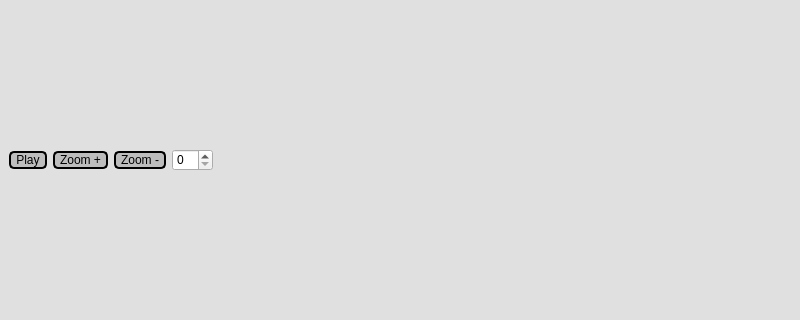
First picture: the form in Source/mainwindow.ui, repository dashlime/4tracks, before the edit; both pictures show x 0 to 800 and y 138 to 458 of the 800 by 600 pixel window.
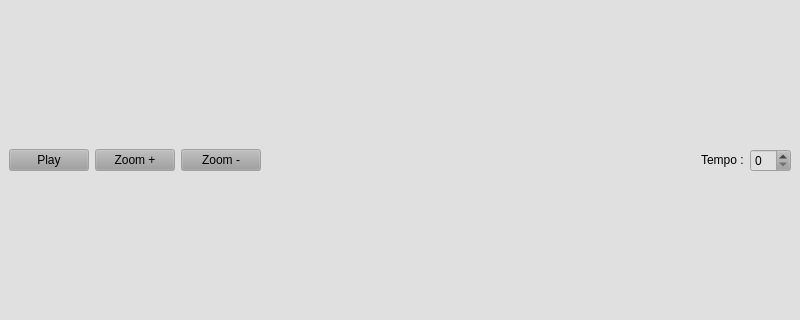
Second picture: the form after the edit.

Commit message: Change tempo selector style, change window title and fix scrollarea bug

Diff of the .ui file:
```diff
--- a/Source/mainwindow.ui
+++ b/Source/mainwindow.ui
@@ -135,18 +135,7 @@
    <bool>false</bool>
   </property>
   <property name="styleSheet">
-   <string notr="true">QPushButton {
-	background-color: #BDBDBD; 
-	border: 2px solid black;
-	border-radius: 5px; 
-	color: black;
-padding-left: 5px;
-padding-right: 5px;
-}
-
-QPushButton:hover:!pressed {
-	background-color: #9E9E9E;
-}</string>
+   <string notr="true"/>
   </property>
   <widget class="QWidget" name="centralwidget">
    <layout class="QVBoxLayout" name="verticalLayout">
@@ -182,9 +171,6 @@
         </property>
        </widget>
       </item>
-      <item>
-       <widget class="QSpinBox" name="bpmSpin"/>
-      </item>
       <item>
        <spacer name="horizontalSpacer">
         <property name="orientation">
@@ -201,6 +187,25 @@
         </property>
        </spacer>
       </item>
+      <item alignment="Qt::AlignRight">
+       <widget class="QLabel" name="label">
+        <property name="sizePolicy">
+         <sizepolicy hsizetype="Fixed" vsizetype="Fixed">
+          <horstretch>0</horstretch>
+          <verstretch>0</verstretch>
+         </sizepolicy>
+        </property>
+        <property name="styleSheet">
+         <string notr="true"/>
+        </property>
+        <property name="text">
+         <string>Tempo :</string>
+        </property>
+       </widget>
+      </item>
+      <item>
+       <widget class="QSpinBox" name="bpmSpin"/>
+      </item>
      </layout>
     </item>
    </layout>
```
The commit also changes 2 other files.
